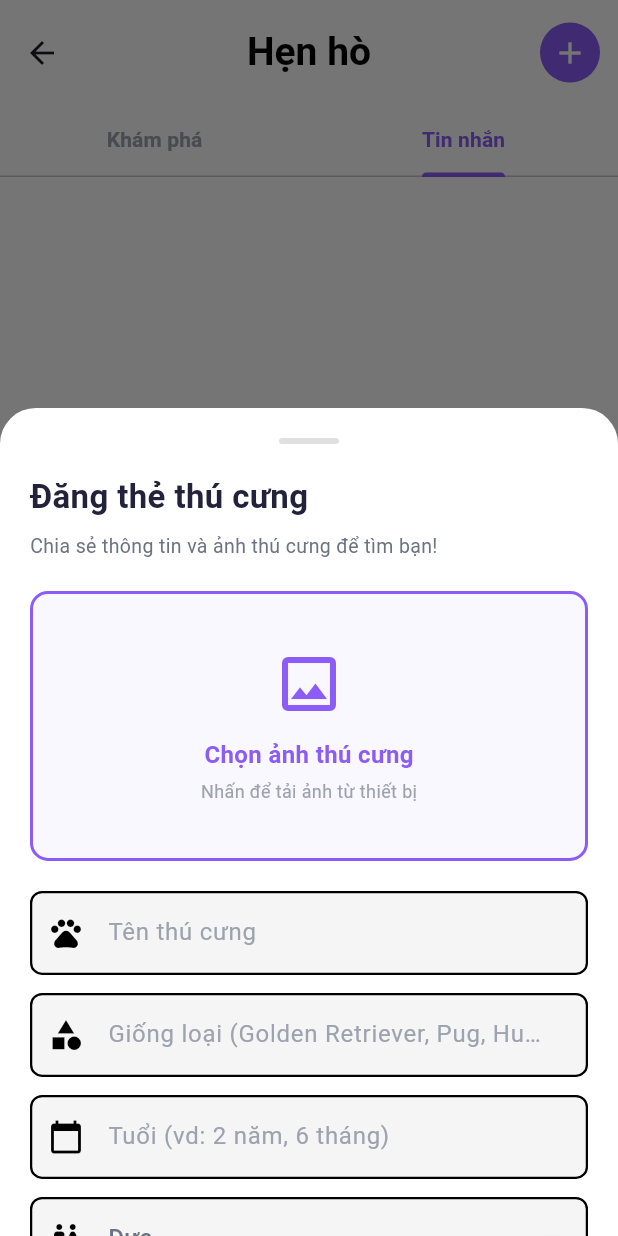
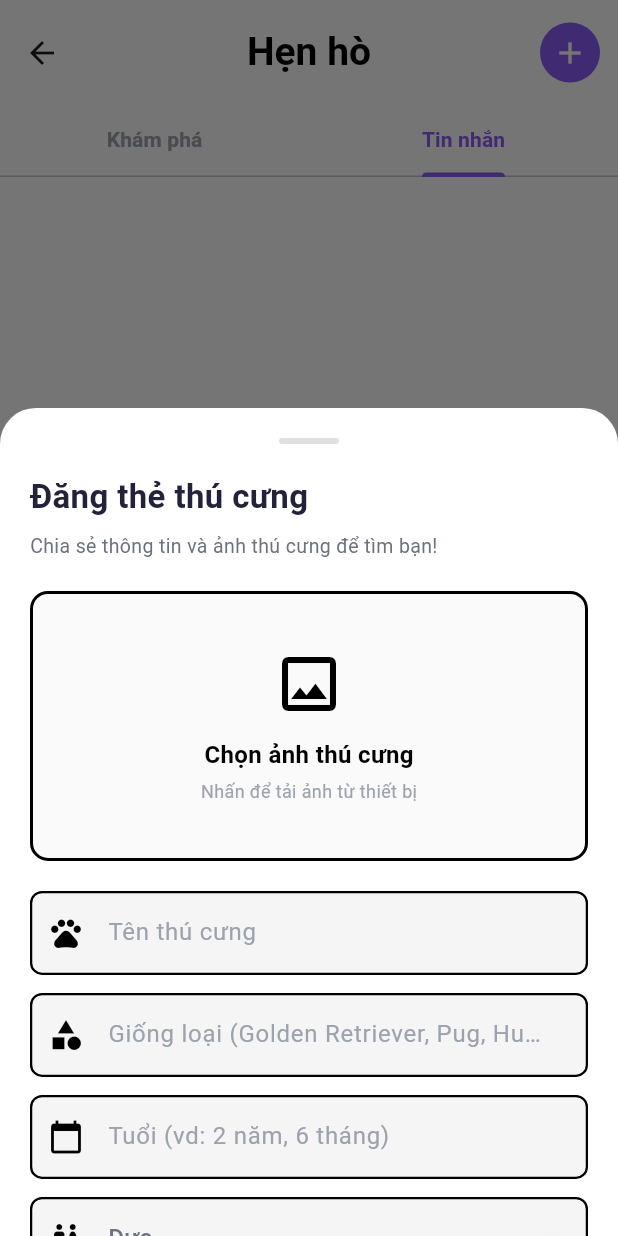
Before and after one commit to MinhHuong122/ocean_pet_mobile, a Flutter app: the DatingScreen screen opened directly, tab 2 chosen, after a tap on the "add" icon, on a phone screen of 412 x 824 dp. Run offline on Flutter 3.47's test engine with Material 3 defaults, Android fonts, the phone set to English and light mode, and no system bars; our stand-ins replace app_links, cloud_firestore, file_picker, firebase_auth, firebase_core, firebase_messaging and 19 more; missing offline and left inert: cloudinary_public, flutter_facebook_auth, flutter_sound, qr, webfeed_revised; accounts and stored records are empty; network calls fail; Roboto replaces fonts that are missing (Afacad).

Commit message:
style: update image picker container with black border and gray text

```diff
--- a/lib/screens/dating_screen.dart
+++ b/lib/screens/dating_screen.dart
@@ -1022,9 +1022,9 @@ class _DatingScreenState extends State<DatingScreen>
                       width: double.infinity,
                       height: 180,
                       decoration: BoxDecoration(
-                        border: Border.all(color: const Color(0xFF8B5CF6), width: 2),
+                        border: Border.all(color: Colors.black, width: 2),
                         borderRadius: BorderRadius.circular(12),
-                        color: const Color(0xFF8B5CF6).withOpacity(0.05),
+                        color: Colors.grey.withOpacity(0.05),
                       ),
                       child: imagePath != null
                           ? ClipRRect(
@@ -1040,13 +1040,13 @@ class _DatingScreenState extends State<DatingScreen>
                                 const Icon(
                                   Icons.image_outlined,
                                   size: 48,
-                                  color: Color(0xFF8B5CF6),
+                                  color: Colors.black,
                                 ),
                                 const SizedBox(height: 12),
                                 Text(
                                   'Chọn ảnh thú cưng',
                                   style: GoogleFonts.afacad(
-                                    color: const Color(0xFF8B5CF6),
+                                    color: Colors.black,
                                     fontWeight: FontWeight.bold,
                                     fontSize: 16,
                                   ),
```
